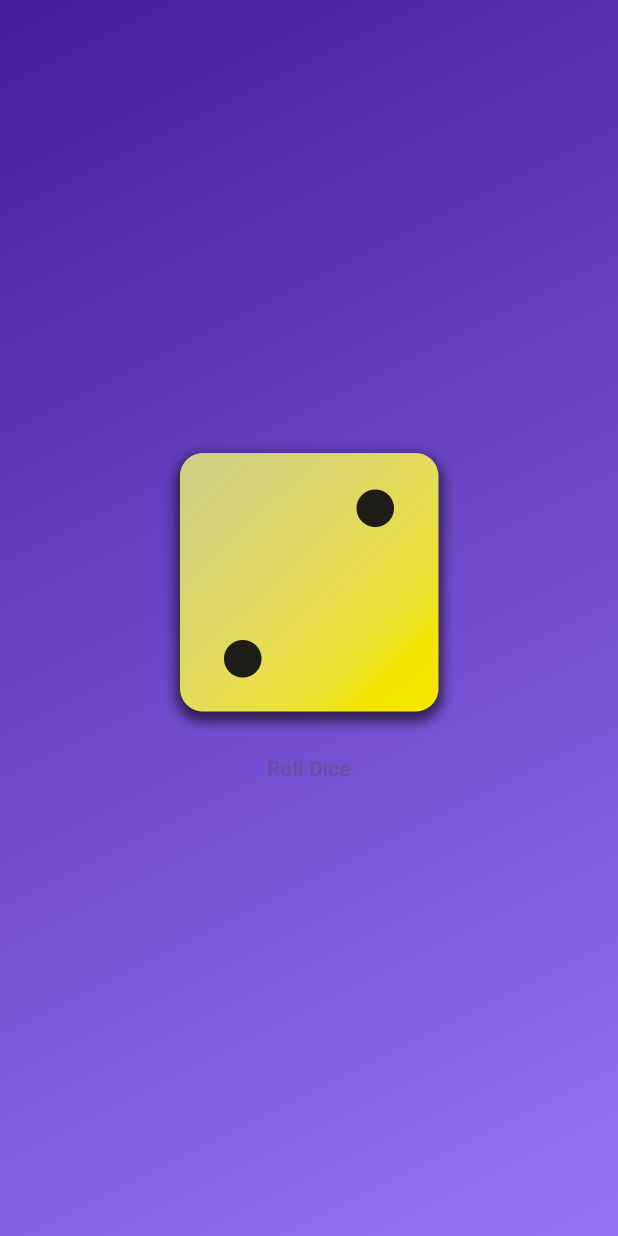
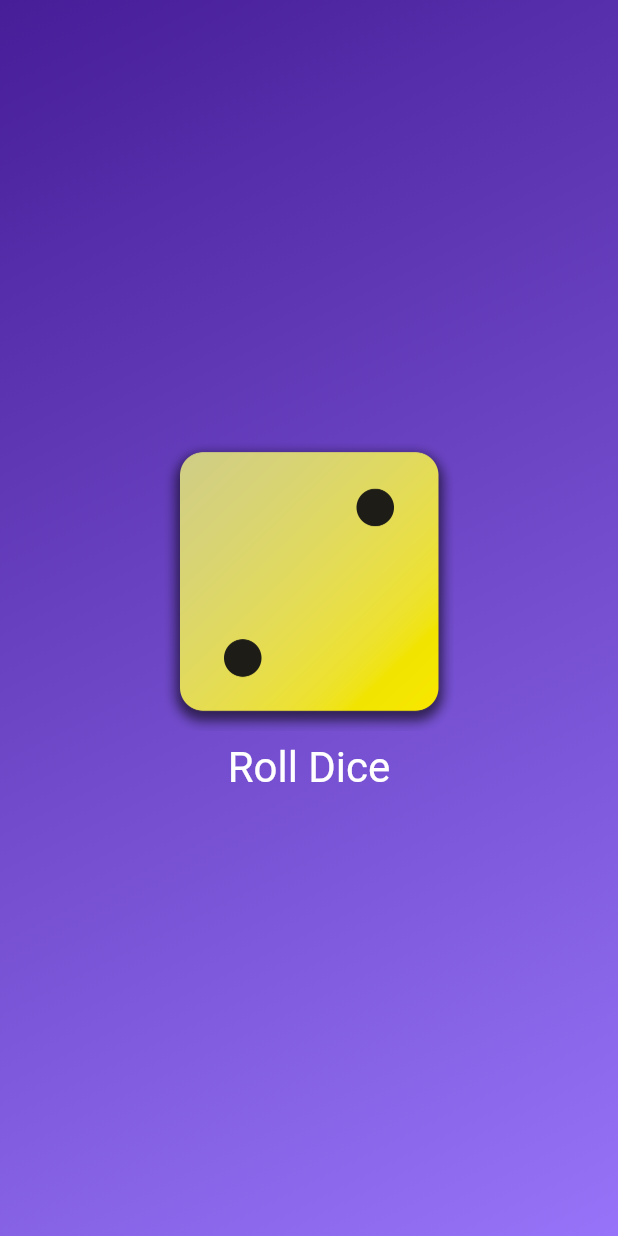
Before and after one commit to clebersonp/flutter_basics, a Flutter app: the screen it shows after launch, on a phone screen of 412 x 824 dp. Run offline on Flutter 3.47's test engine with Material 3 defaults, Android fonts, the phone set to English and light mode, and no system bars.

Commit message:
Added style to TextButton

```diff
--- a/lib/custom_containers/gradient_container.dart
+++ b/lib/custom_containers/gradient_container.dart
@@ -43,7 +43,14 @@ class GradientContainer extends StatelessWidget {
           mainAxisSize: MainAxisSize.min,
           children: [
             Image.asset('assets/images/dice-2.png', width: 200),
-            TextButton(onPressed: rollDice, child: const Text('Roll Dice')),
+            TextButton(
+              onPressed: rollDice,
+              style: TextButton.styleFrom(
+                foregroundColor: Colors.white,
+                textStyle: const TextStyle(fontSize: 28.0),
+              ),
+              child: const Text('Roll Dice'),
+            ),
           ],
         ),
       ),
```
